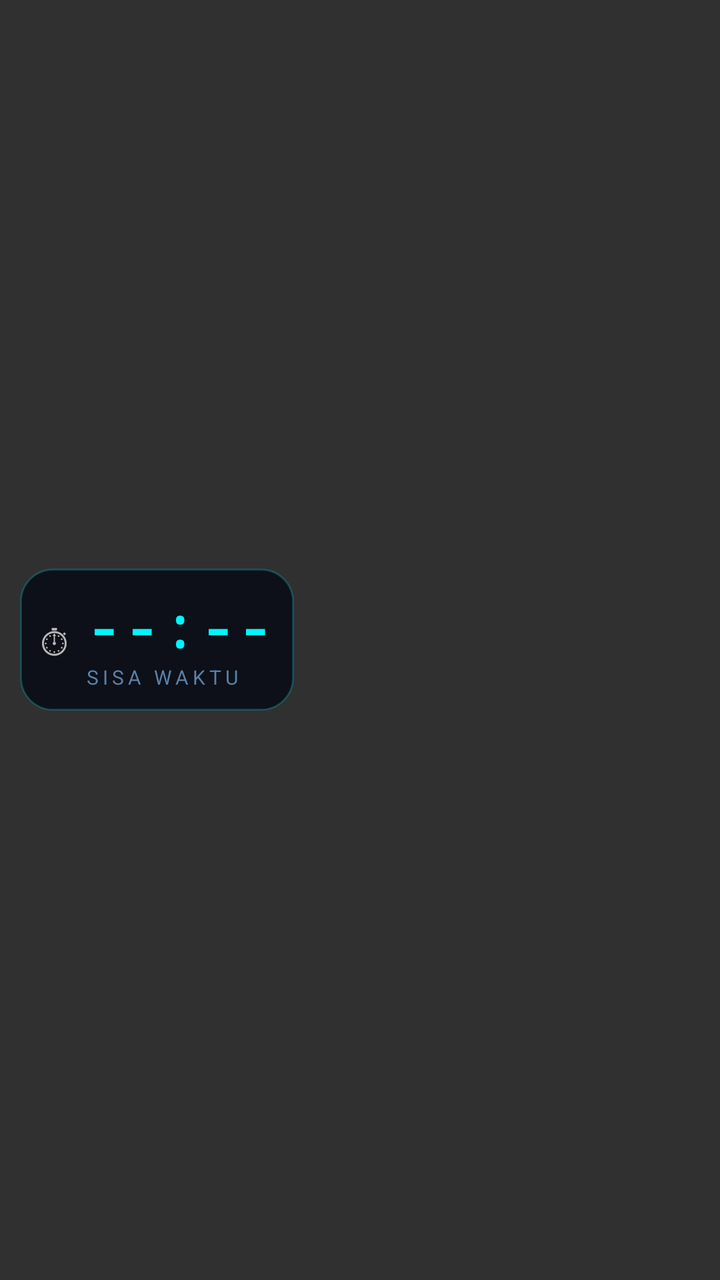
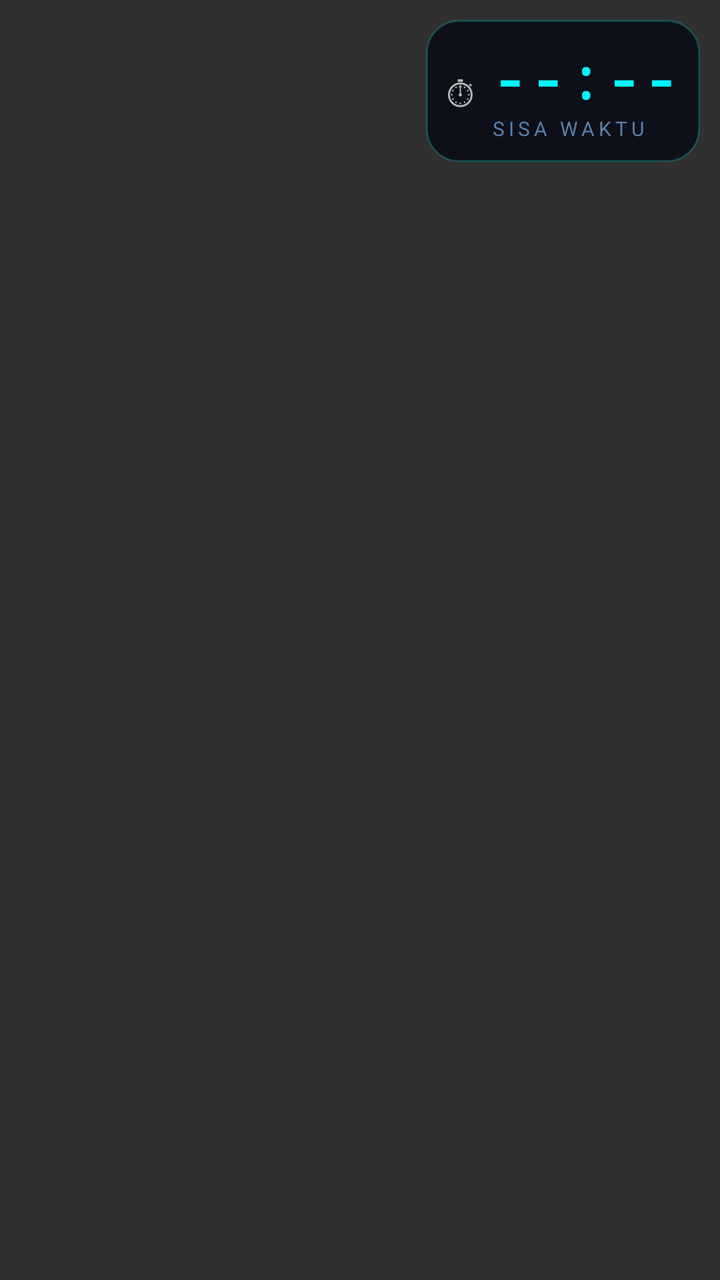

Before-and-after screenshots of an Android layout around one commit, followed by the original layout XML and the change that was made.
<!-- AndroidManifest.xml: application theme Theme.AppCompat.NoActionBar -->
<!-- res/layout/overlay_widget.xml -->
<?xml version="1.0" encoding="utf-8"?>
<LinearLayout xmlns:android="http://schemas.android.com/apk/res/android"
    android:layout_width="wrap_content"
    android:layout_height="wrap_content"
    android:orientation="horizontal"
    android:gravity="center_vertical"
    android:padding="10dp">
    <FrameLayout
        android:id="@+id/widgetBg"
        android:layout_width="wrap_content"
        android:layout_height="wrap_content"
        android:background="@drawable/widget_bg_normal"
        android:padding="10dp">
        <LinearLayout
            android:layout_width="wrap_content"
            android:layout_height="wrap_content"
            android:orientation="vertical"
            android:gravity="center_horizontal"
            android:layout_gravity="center">

            
            <LinearLayout
                android:layout_width="wrap_content"
                android:layout_height="wrap_content"
                android:orientation="horizontal"
                android:gravity="center_vertical">
                <TextView
                    android:id="@+id/tvWidgetIcon"
                    android:layout_width="wrap_content"
                    android:layout_height="wrap_content"
                    android:text="&#9201;"
                    android:textSize="20sp"
                    android:layout_marginEnd="8dp"/>
                <LinearLayout
                    android:layout_width="wrap_content"
                    android:layout_height="wrap_content"
                    android:orientation="vertical">
                    <TextView
                        android:id="@+id/tvWidgetTime"
                        android:layout_width="wrap_content"
                        android:layout_height="wrap_content"
                        android:text="--:--"
                        android:textSize="28sp"
                        android:textStyle="bold"
                        android:textColor="#00f5ff"
                        android:letterSpacing="0.08"
                        android:fontFamily="monospace"/>
                    <TextView
                        android:id="@+id/tvWidgetLabel"
                        android:layout_width="wrap_content"
                        android:layout_height="wrap_content"
                        android:text="SISA WAKTU"
                        android:textSize="10sp"
                        android:textColor="#5a80a8"
                        android:letterSpacing="0.2"/>
                </LinearLayout>
            </LinearLayout>

            
            <View
                android:id="@+id/widgetDivider"
                android:layout_width="match_parent"
                android:layout_height="1dp"
                android:background="#1affffff"
                android:layout_marginTop="6dp"
                android:layout_marginBottom="4dp"
                android:visibility="gone"/>

            
            <TextView
                android:id="@+id/tvWidgetBayar"
                android:layout_width="wrap_content"
                android:layout_height="wrap_content"
                android:text="BELUM BAYAR"
                android:textSize="9sp"
                android:textStyle="bold"
                android:textColor="#ff2d6e"
                android:letterSpacing="0.15"
                android:fontFamily="monospace"
                android:gravity="center"
                android:visibility="gone"/>

        </LinearLayout>
    </FrameLayout>
</LinearLayout>
<!-- resources referenced by this layout -->
<resources>
  <!-- drawable widget_bg_normal (drawable) -->
  <?xml version="1.0" encoding="utf-8"?>
  <shape xmlns:android="http://schemas.android.com/apk/res/android"
      android:shape="rectangle">
      <solid android:color="#CC040812"/>
      <stroke android:width="1dp" android:color="#3300f5ff"/>
      <corners android:radius="16dp"/>
  </shape>
</resources>

<!-- the commit's change to res/layout/overlay_widget.xml (unified diff, before → after) -->
@@ -2,9 +2,11 @@
 <LinearLayout xmlns:android="http://schemas.android.com/apk/res/android"
     android:layout_width="wrap_content"
     android:layout_height="wrap_content"
-    android:orientation="horizontal"
-    android:gravity="center_vertical"
+    android:orientation="vertical"
+    android:gravity="end"
     android:padding="10dp">
+
+    
     <FrameLayout
         android:id="@+id/widgetBg"
         android:layout_width="wrap_content"
@@ -14,72 +16,60 @@
         <LinearLayout
             android:layout_width="wrap_content"
             android:layout_height="wrap_content"
-            android:orientation="vertical"
-            android:gravity="center_horizontal"
-            android:layout_gravity="center">
-
-            
+            android:orientation="horizontal"
+            android:gravity="center_vertical">
+            <TextView
+                android:id="@+id/tvWidgetIcon"
+                android:layout_width="wrap_content"
+                android:layout_height="wrap_content"
+                android:text="&#9201;"
+                android:textSize="20sp"
+                android:layout_marginEnd="8dp"/>
             <LinearLayout
                 android:layout_width="wrap_content"
                 android:layout_height="wrap_content"
-                android:orientation="horizontal"
-                android:gravity="center_vertical">
+                android:orientation="vertical">
                 <TextView
-                    android:id="@+id/tvWidgetIcon"
+                    android:id="@+id/tvWidgetTime"
                     android:layout_width="wrap_content"
                     android:layout_height="wrap_content"
-                    android:text="&#9201;"
-                    android:textSize="20sp"
-                    android:layout_marginEnd="8dp"/>
-                <LinearLayout
+                    android:text="--:--"
+                    android:textSize="28sp"
+                    android:textStyle="bold"
+                    android:textColor="#00f5ff"
+                    android:letterSpacing="0.08"
+                    android:fontFamily="monospace"/>
+                <TextView
+                    android:id="@+id/tvWidgetLabel"
                     android:layout_width="wrap_content"
                     android:layout_height="wrap_content"
-                    android:orientation="vertical">
-                    <TextView
-                        android:id="@+id/tvWidgetTime"
-                        android:layout_width="wrap_content"
-                        android:layout_height="wrap_content"
-                        android:text="--:--"
-                        android:textSize="28sp"
-                        android:textStyle="bold"
-                        android:textColor="#00f5ff"
-                        android:letterSpacing="0.08"
-                        android:fontFamily="monospace"/>
-                    <TextView
-                        android:id="@+id/tvWidgetLabel"
-                        android:layout_width="wrap_content"
-                        android:layout_height="wrap_content"
-                        android:text="SISA WAKTU"
-                        android:textSize="10sp"
-                        android:textColor="#5a80a8"
-                        android:letterSpacing="0.2"/>
-                </LinearLayout>
+                    android:text="SISA WAKTU"
+                    android:textSize="10sp"
+                    android:textColor="#5a80a8"
+                    android:letterSpacing="0.2"/>
             </LinearLayout>
-
-            
-            <View
-                android:id="@+id/widgetDivider"
-                android:layout_width="match_parent"
-                android:layout_height="1dp"
-                android:background="#1affffff"
-                android:layout_marginTop="6dp"
-                android:layout_marginBottom="4dp"
-                android:visibility="gone"/>
-
-            
-            <TextView
-                android:id="@+id/tvWidgetBayar"
-                android:layout_width="wrap_content"
-                android:layout_height="wrap_content"
-                android:text="BELUM BAYAR"
-                android:textSize="9sp"
-                android:textStyle="bold"
-                android:textColor="#ff2d6e"
-                android:letterSpacing="0.15"
-                android:fontFamily="monospace"
-                android:gravity="center"
-                android:visibility="gone"/>
-
         </LinearLayout>
     </FrameLayout>
+
+    
+    <TextView
+        android:id="@+id/tvWidgetBayar"
+        android:layout_width="wrap_content"
+        android:layout_height="wrap_content"
+        android:layout_marginTop="6dp"
+        android:layout_gravity="end"
+        android:background="@drawable/widget_bg_normal"
+        android:paddingStart="10dp"
+        android:paddingEnd="10dp"
+        android:paddingTop="5dp"
+        android:paddingBottom="5dp"
+        android:text="BELUM BAYAR"
+        android:textSize="10sp"
+        android:textStyle="bold"
+        android:textColor="#ff2d6e"
+        android:letterSpacing="0.15"
+        android:fontFamily="monospace"
+        android:gravity="center"
+        android:visibility="gone"/>
+
 </LinearLayout>
